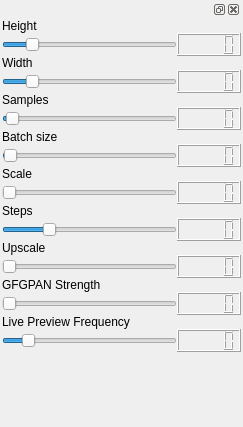
Old version of the form frontend/ui_widgets/sizer_count.ui in the repository Marcus-Arcadius/ainodes-pyside.
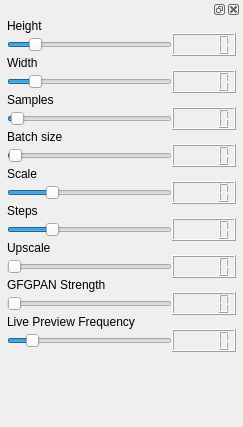
New version of the form.

Commit message: changed left and right margin

```diff
--- a/frontend/ui_widgets/sizer_count.ui
+++ b/frontend/ui_widgets/sizer_count.ui
@@ -55,13 +55,13 @@
         <number>0</number>
        </property>
        <property name="leftMargin">
-        <number>0</number>
+        <number>5</number>
        </property>
        <property name="topMargin">
         <number>0</number>
        </property>
        <property name="rightMargin">
-        <number>0</number>
+        <number>5</number>
        </property>
        <property name="bottomMargin">
         <number>0</number>
@@ -202,7 +202,7 @@
          <item row="18" column="0">
           <widget class="QSlider" name="upscaleSlider">
            <property name="minimum">
-            <number>1</number>
+            <number>0</number>
            </property>
            <property name="maximum">
             <number>10</number>
@@ -210,6 +210,9 @@
            <property name="pageStep">
             <number>1</number>
            </property>
+           <property name="value">
+            <number>0</number>
+           </property>
            <property name="orientation">
             <enum>Qt::Horizontal</enum>
            </property>
@@ -225,7 +228,10 @@
          <item row="13" column="0">
           <widget class="QSlider" name="scaleSlider">
            <property name="maximum">
-            <number>100</number>
+            <number>3000</number>
+           </property>
+           <property name="value">
+            <number>750</number>
            </property>
            <property name="orientation">
             <enum>Qt::Horizontal</enum>
@@ -265,7 +271,7 @@
          <item row="22" column="0">
           <widget class="QSlider" name="gfpganSlider">
            <property name="minimum">
-            <number>1</number>
+            <number>0</number>
            </property>
            <property name="maximum">
             <number>10</number>
@@ -273,6 +279,9 @@
            <property name="pageStep">
             <number>1</number>
            </property>
+           <property name="value">
+            <number>0</number>
+           </property>
            <property name="orientation">
             <enum>Qt::Horizontal</enum>
            </property>
```
The commit also changes 1 other file.
